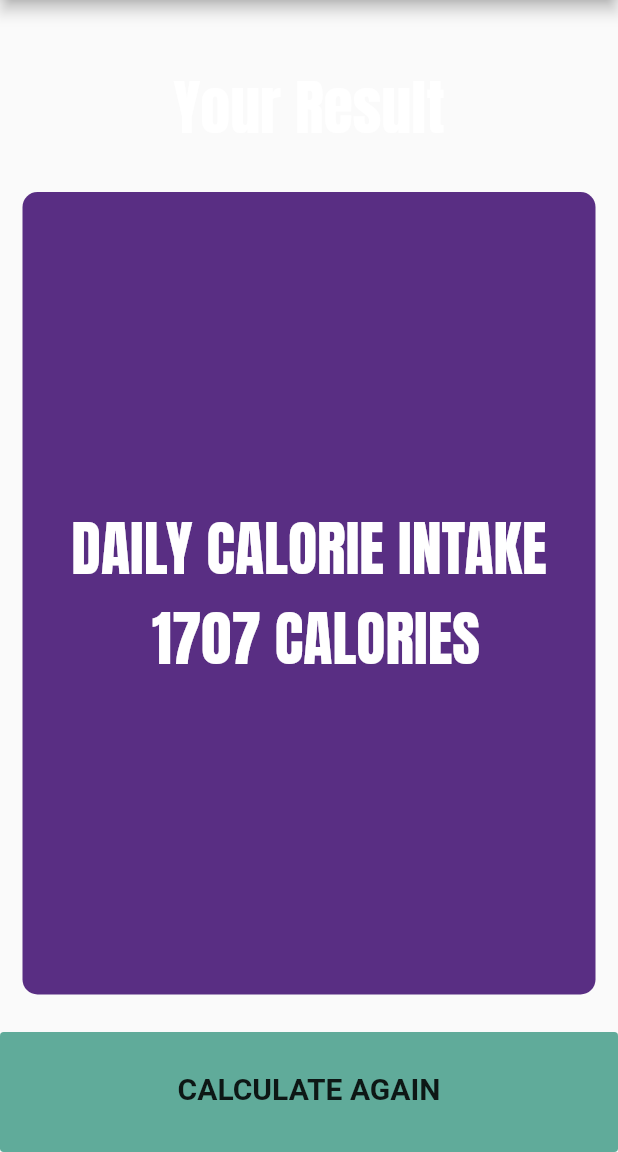
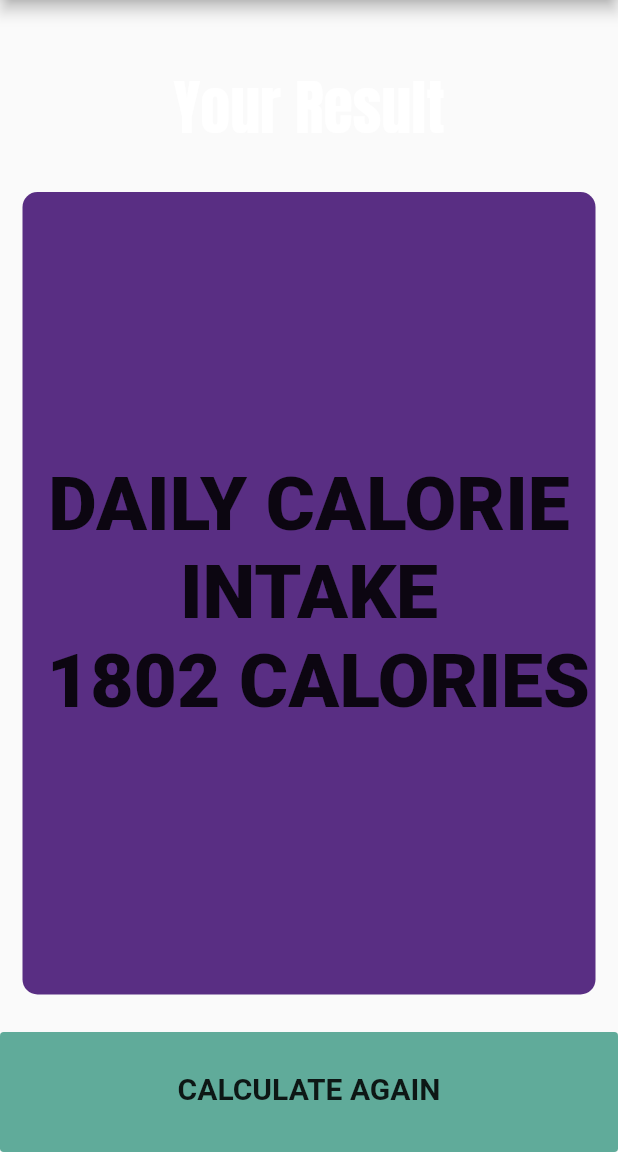
Before and after one commit to yys-yss/bmi-calculator-software, a Flutter app: the CalorieIntakeCalculator screen opened directly, after a tap on "CALCULATE", on a phone screen of 412 x 824 dp, the part 84-1236 px from its top. Run offline on Flutter 3.47's test engine with Material 2 defaults, Android fonts, the phone set to English and light mode, and no system bars; our stand-ins replace cloud_firestore, firebase_auth, firebase_core, font_awesome_flutter, google_fonts, quickalert; accounts and stored records are empty.

Commit message:
all calculators complete

```diff
--- a/lib/calculator_brain.dart
+++ b/lib/calculator_brain.dart
@@ -337,7 +337,7 @@ class CalorieIntakeCalculatorBrain {
   Text getResult() {
     double result = double.parse(calculateCalorieIntake());
       return Text('DAILY CALORIE INTAKE\n ${result.toStringAsFixed(0)} CALORIES',
-          style: kResultTextStyle,
+          style: kHeavyTextStyle,
           textAlign: TextAlign.center);
     }
 }
--- a/lib/pages/calorie_intake_calculator.dart
+++ b/lib/pages/calorie_intake_calculator.dart
@@ -23,6 +23,9 @@ class _CalorieIntakeCalculator extends State<CalorieIntakeCalculator> {
       } else if (value == 'female') {
         selectedGender = Gender.female;
       }
+    });
+    databaseBrain.getAge().then((value) {
+      age = value;
     });
     super.initState();
   }
@@ -148,56 +151,6 @@ class _CalorieIntakeCalculator extends State<CalorieIntakeCalculator> {
                 ),
               ),
             ),
-            Expanded(
-              child: ReusableCard(
-                color: kActiveCardColor,
-                cardChild: Column(
-                  mainAxisAlignment: MainAxisAlignment.center,
-                  children: [
-                    Text(
-                      'AGE',
-                      style: kCardTextStyle,
-                    ),
-                    Row(
-                      mainAxisAlignment: MainAxisAlignment.center,
-                      crossAxisAlignment: CrossAxisAlignment.baseline,
-                      textBaseline: TextBaseline.alphabetic,
-                      children: [
-                        Text(
-                          age.toString(),
-                          style: kHeavyTextStyle,
-                        ),
-                        Text(
-                          'years',
-                          style: kCardTextStyle,
-                        )
-                      ],
-                    ),
-                    SliderTheme(
-                      data: SliderTheme.of(context).copyWith(
-                        trackHeight: 1.5,
-                        thumbShape:
-                        RoundSliderThumbShape(enabledThumbRadius: 10.0),
-                        overlayShape:
-                        RoundSliderOverlayShape(overlayRadius: 30.0),
-                      ),
-                      child: Slider(
-                        value: age.toDouble(),
-                        min: 1.0,
-                        max: 150.0,
-                        activeColor: kActiveSliderColor,
-                        inactiveColor: kInactiveSliderColor,
-                        onChanged: (double newValue) {
-                          setState(() {
-                            age = newValue.round();
-                          });
-                        },
-                      ),
-                    ),
-                  ],
-                ),
-              ),
-            ),
             BottomButton(
               onTap: () {
                 CalorieIntakeCalculatorBrain calculatorBrain = CalorieIntakeCalculatorBrain(
```
